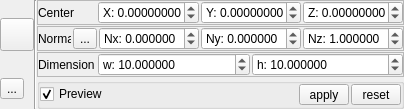
The window that qCC/ui_templates/bdrPlaneEditorDlg.ui (StOriJimmy/CloudCompare) describes before a commit, drawn with Qt 5.
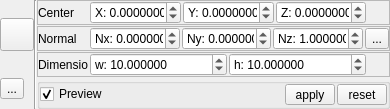
The same window after the commit. Icons and pictures are not drawn.

What changed in the file:
```diff
--- a/qCC/ui_templates/bdrPlaneEditorDlg.ui
+++ b/qCC/ui_templates/bdrPlaneEditorDlg.ui
@@ -6,7 +6,7 @@
    <rect>
     <x>0</x>
     <y>0</y>
-    <width>404</width>
+    <width>390</width>
     <height>94</height>
    </rect>
   </property>
@@ -60,6 +60,9 @@
      <property name="spacing">
       <number>1</number>
      </property>
+     <property name="sizeConstraint">
+      <enum>QLayout::SetFixedSize</enum>
+     </property>
      <item>
       <widget class="QFrame" name="centerFrame">
        <property name="frameShape">
@@ -94,13 +97,13 @@
           </property>
           <property name="minimumSize">
            <size>
-            <width>58</width>
+            <width>50</width>
             <height>0</height>
            </size>
           </property>
           <property name="maximumSize">
            <size>
-            <width>58</width>
+            <width>50</width>
             <height>16777215</height>
            </size>
           </property>
@@ -183,6 +186,22 @@
           </property>
          </widget>
         </item>
+        <item>
+         <spacer name="horizontalSpacer">
+          <property name="orientation">
+           <enum>Qt::Horizontal</enum>
+          </property>
+          <property name="sizeType">
+           <enum>QSizePolicy::Fixed</enum>
+          </property>
+          <property name="sizeHint" stdset="0">
+           <size>
+            <width>23</width>
+            <height>20</height>
+           </size>
+          </property>
+         </spacer>
+        </item>
        </layout>
       </widget>
      </item>
@@ -220,7 +239,7 @@
           </property>
           <property name="minimumSize">
            <size>
-            <width>33</width>
+            <width>50</width>
             <height>0</height>
            </size>
           </property>
@@ -238,17 +257,6 @@
           </property>
          </widget>
         </item>
-        <item>
-         <widget class="QToolButton" name="normalConfirmToolButton">
-          <property name="text">
-           <string>...</string>
-          </property>
-          <property name="icon">
-           <iconset resource="../icones.qrc">
-            <normaloff>:/CC/Stocker/images/stocker/checksolid.png</normaloff>:/CC/Stocker/images/stocker/checksolid.png</iconset>
-          </property>
-         </widget>
-        </item>
         <item>
          <widget class="QDoubleSpinBox" name="nxDoubleSpinBox">
           <property name="sizePolicy">
@@ -259,7 +267,7 @@
           </property>
           <property name="minimumSize">
            <size>
-            <width>100</width>
+            <width>60</width>
             <height>0</height>
            </size>
           </property>
@@ -281,7 +289,7 @@
          <widget class="QDoubleSpinBox" name="nyDoubleSpinBox">
           <property name="minimumSize">
            <size>
-            <width>100</width>
+            <width>60</width>
             <height>0</height>
            </size>
           </property>
@@ -303,7 +311,7 @@
          <widget class="QDoubleSpinBox" name="nzDoubleSpinBox">
           <property name="minimumSize">
            <size>
-            <width>100</width>
+            <width>60</width>
             <height>0</height>
            </size>
           </property>
@@ -324,6 +332,17 @@
           </property>
          </widget>
         </item>
+        <item>
+         <widget class="QToolButton" name="normalConfirmToolButton">
+          <property name="text">
+           <string>...</string>
+          </property>
+          <property name="icon">
+           <iconset resource="../icones.qrc">
+            <normaloff>:/CC/Stocker/images/stocker/checksolid.png</normaloff>:/CC/Stocker/images/stocker/checksolid.png</iconset>
+          </property>
+         </widget>
+        </item>
        </layout>
       </widget>
      </item>
@@ -361,13 +380,13 @@
           </property>
           <property name="minimumSize">
            <size>
-            <width>58</width>
+            <width>50</width>
             <height>0</height>
            </size>
           </property>
           <property name="maximumSize">
            <size>
-            <width>58</width>
+            <width>50</width>
             <height>16777215</height>
            </size>
           </property>
@@ -435,6 +454,22 @@
           </property>
          </widget>
         </item>
+        <item>
+         <spacer name="horizontalSpacer_2">
+          <property name="orientation">
+           <enum>Qt::Horizontal</enum>
+          </property>
+          <property name="sizeType">
+           <enum>QSizePolicy::Fixed</enum>
+          </property>
+          <property name="sizeHint" stdset="0">
+           <size>
+            <width>23</width>
+            <height>20</height>
+           </size>
+          </property>
+         </spacer>
+        </item>
        </layout>
       </widget>
      </item>
```
